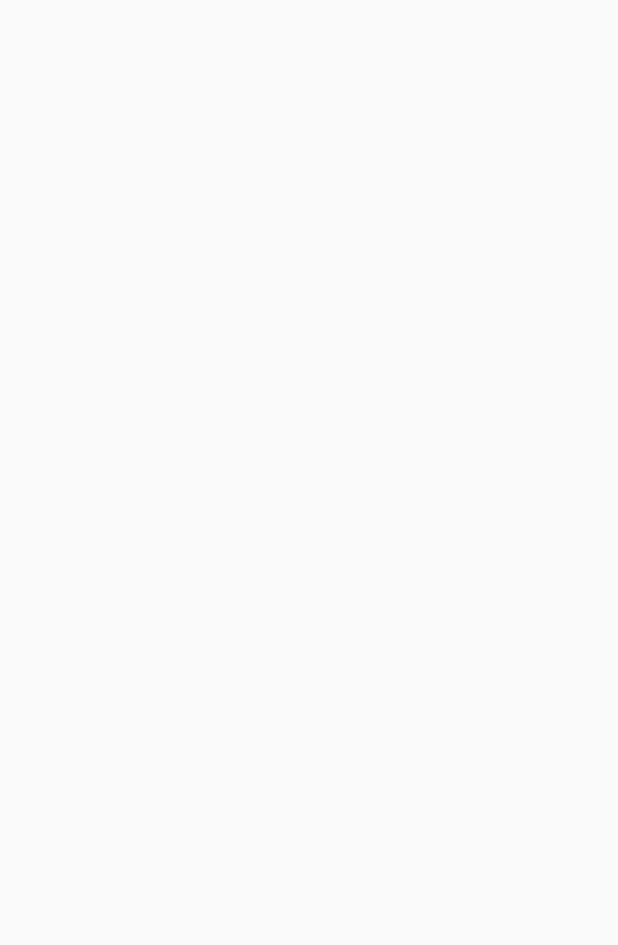
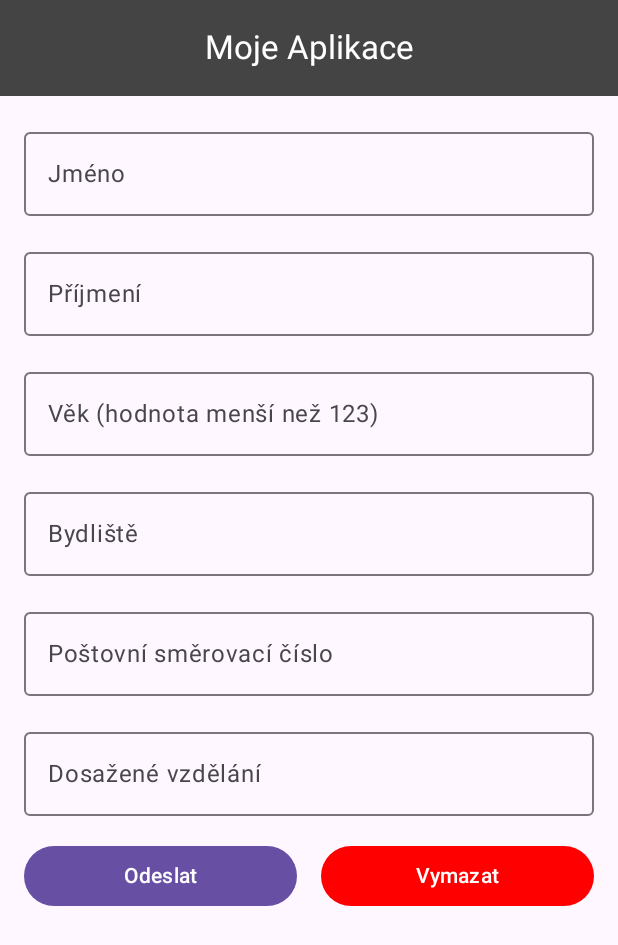
Before and after one commit to Kalic42/github-Kala-pma-2024, an Android app built with Jetpack Compose: the screen it shows after launch (MainActivity), on a phone screen of 412 x 824 dp. Before the commit the part shown is empty. Shown: the top 945 px of the screen. Run offline under Robolectric (Android 15) with nearby library versions, the phone set to English and light mode, and no system bars.

Commit message:
2. část 10.10

```diff
--- a/MyApp005JetpackCompose/app/src/main/java/com/example/myapp005jetpackcompose/MainActivity.kt
+++ b/MyApp005JetpackCompose/app/src/main/java/com/example/myapp005jetpackcompose/MainActivity.kt
@@ -3,16 +3,14 @@ package com.example.myapp005jetpackcompose
 import android.os.Bundle
 import androidx.activity.ComponentActivity
 import androidx.activity.compose.setContent
-import androidx.activity.enableEdgeToEdge
-import androidx.compose.foundation.layout.fillMaxSize
-import androidx.compose.foundation.layout.padding
-import androidx.compose.material3.ExperimentalMaterial3Api
-import androidx.compose.material3.Scaffold
-import androidx.compose.material3.Text
-import androidx.compose.runtime.Composable
+import androidx.compose.foundation.layout.*
+import androidx.compose.material3.*
+import androidx.compose.runtime.*
 import androidx.compose.ui.Modifier
+import androidx.compose.ui.graphics.Color
 import androidx.compose.ui.tooling.preview.Preview
-import com.example.myapp005jetpackcompose.ui.theme.MyApp005JetpackComposeTheme
+import androidx.compose.ui.unit.dp
+
 
 class MainActivity : ComponentActivity() {
     override fun onCreate(savedInstanceState: Bundle?) {
@@ -24,12 +22,158 @@ class MainActivity : ComponentActivity() {
 }
 
 
+
+
+/*
+Tato funkce definuje samotnou Composable, což je funkce
+v Jetpack Compose, která vykresluje UI.
+V tomto případě bude tato funkce obsahovat
+veškerou logiku a UI pro tuto jednoduchou aplikaci.
+ */
+
 @OptIn(ExperimentalMaterial3Api::class)
 @Composable
 fun ComposeExample() {
 
+    /*
+    První řádek inicializuje stav
+    pro první textové pole (zde pro jméno).
+    V Compose je důležité mít stav pro každý vstup,
+    aby se mohly UI prvky aktualizovat,
+    když se změní vstup uživatele.
+
+    remember znamená, že hodnotu tohoto stavu
+    si Compose pamatuje mezi změnami zobrazení (recompositions).
+
+    mutableStateOf("") nastavuje počáteční hodnotu
+    jako prázdný textový řetězec.
+    Kdykoliv se stav name změní, Compose znovu vykreslí části,
+    které závisí na této hodnotě.
+
+    */
+
+    // Stavy pro jednotlivé textové vstupy
+    var name by remember { mutableStateOf("") }
+    var surname by remember { mutableStateOf("") }
+    var age by remember { mutableStateOf("") }
+    var place by remember { mutableStateOf("") }
+    var resultText by remember { mutableStateOf("")}
+    var education by remember { mutableStateOf("")}
+    var postCode by remember { mutableStateOf("") }
+
+    // Přidáme Scaffold, abychom mohli přidat TopAppBar
+    Scaffold(
+        topBar = {
+            CenterAlignedTopAppBar(
+                title = { Text("Moje Aplikace", color = Color.White) },
+                colors = TopAppBarDefaults.centerAlignedTopAppBarColors(
+                    containerColor = Color.DarkGray
+                )
+            )
+        }
+    ) { innerPadding ->
+        // Zbytek obsahu se vykresluje uvnitř Scaffold s paddingem
+        Column(
+            modifier = Modifier
+                .fillMaxSize()
+                .padding(innerPadding)  // padding kolem obsahu
+                .padding(16.dp),
+            verticalArrangement = Arrangement.spacedBy(16.dp)
+        ) {
+            // Textová pole pro vstupy
+            OutlinedTextField(
+                value = name,
+                onValueChange = { name = it },
+                label = { Text("Jméno") },
+                modifier = Modifier.fillMaxWidth()
+            )
+            OutlinedTextField(
+                value = surname,
+                onValueChange = { surname = it },
+                label = { Text("Příjmení") },
+                modifier = Modifier.fillMaxWidth()
+            )
+            OutlinedTextField(
+                value = age,
+                onValueChange = {
+                    // Omezíme vstup na číslice a kontrolujeme, že číslo není větší než 150
+                    if (it.all { char -> char.isDigit() } && it.toIntOrNull()?.let { it <= 123 } == true) {
+                        age = it
+                    }
+                },
+                label = { Text("Věk (hodnota menší než 123)") },
+                modifier = Modifier.fillMaxWidth()
+            )
+            OutlinedTextField(
+                value = place,
+                onValueChange = { place = it },
+                label = { Text("Bydliště") },
+                modifier = Modifier.fillMaxWidth()
+            )
+            OutlinedTextField(
+                value = postCode,
+                onValueChange = {
+                    // Omezíme vstup na číslice a kontrolujeme, že číslo není větší než 150
+                    if (it.all { char -> char.isDigit() } && it.toIntOrNull()?.let { it <= 100000 } == true) {
+                        postCode = it
+                    }
+                },
+                label = { Text("Poštovní směrovací číslo") },
+                modifier = Modifier.fillMaxWidth()
+            )
+
+            OutlinedTextField(
+                value = education,
+                onValueChange = { education = it },
+                label = { Text("Dosažené vzdělání") },
+                modifier = Modifier.fillMaxWidth()
+            )
+
+            // Tlačítka Odeslat a Vymazat
+            Row(
+                modifier = Modifier.fillMaxWidth(),
+                horizontalArrangement = Arrangement.spacedBy(16.dp)
+            ) {
+                Button(
+                    onClick = {
+                        resultText = "Jmenuji se $name $surname. Je mi $age let a moje bydliště je $place."
+                    },
+                    modifier = Modifier.weight(1f)
+                ) {
+                    Text("Odeslat")
+                }
+
+                Button(
+                    onClick = {
+                        name = ""
+                        surname = ""
+                        age = ""
+                        place = ""
+                        resultText = ""
+                    },
+                    modifier = Modifier.weight(1f),
+                    colors = ButtonDefaults.buttonColors(
+                        containerColor = Color(0xFFFF0000),  // Hexadecimální barva pro pozadí tlačítka
+                        contentColor = Color.White  // Barva textu na tlačítku
+                    )
+                ) {
+                    Text("Vymazat")
+                }
+            }
+
+
+
+            // Výsledek
+            if (resultText.isNotEmpty()) {
+                Text(
+                    text = resultText,
+                    style = MaterialTheme.typography.bodyLarge,
+                    modifier = Modifier.padding(top = 16.dp)
+                )
+            }
+        }
+    }
 }
-
 
 @Preview(showBackground = true)
 @Composable
```
